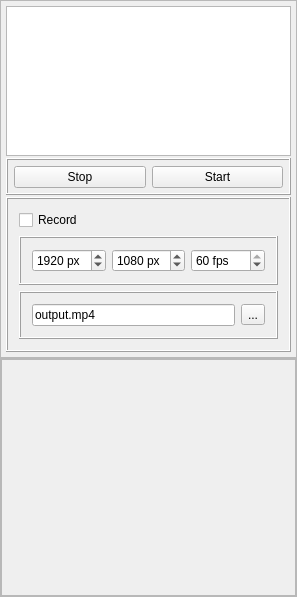
willmh93/QtSim, file src/Options.ui: the form before one commit.
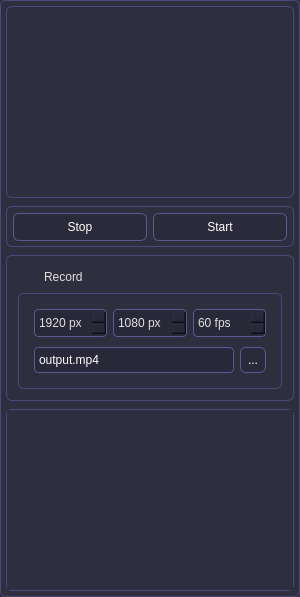
The form after the commit. Custom widgets are drawn as their Qt base class.

Commit message: Refactor for multiple instances (work in progress)

What changed in the file:
```diff
--- a/src/Options.ui
+++ b/src/Options.ui
@@ -6,14 +6,242 @@
    <rect>
     <x>0</x>
     <y>0</y>
-    <width>297</width>
+    <width>300</width>
     <height>597</height>
    </rect>
   </property>
+  <property name="minimumSize">
+   <size>
+    <width>300</width>
+    <height>0</height>
+   </size>
+  </property>
   <property name="windowTitle">
    <string>Options</string>
   </property>
-  <layout class="QVBoxLayout" name="verticalLayout_2" stretch="1,100">
+  <property name="autoFillBackground">
+   <bool>false</bool>
+  </property>
+  <property name="styleSheet">
+   <string notr="true">/* Global Style */
+* {
+    background-color: #2E2E3E;  /* Dark background */
+    color: #E0E0E0;            /* Light gray text */
+    selection-background-color: #7373B9; /* More contrast for selected items */
+    selection-color: #FFFFFF;
+    border: none;
+}
+
+/* Main Window */
+QWidget:not(QScrollBar)  {
+    background-color: #1E1E2E;
+}
+
+/* Frames */
+QFrame {
+    border: 1px solid #4A4A7A; /* Stronger contrast on frame edges */
+    border-radius: 6px;
+}
+
+/* Checkboxes &amp; Radio Buttons */
+/*QCheckBox, QRadioButton {
+    spacing: 4px;
+    padding: 4px;
+}
+
+QCheckBox::indicator, QRadioButton::indicator {
+    width: 16px;
+    height: 16px;
+    border: 1px solid #5A5A8E;
+    background-color: #282838;
+    border-radius: 3px;
+    padding: 4px;
+    margin: 4px;
+}
+
+QCheckBox::indicator:checked, QRadioButton::indicator:checked {
+    background-color: #7373B9;
+    border: 1px solid #9A9ADF;
+}*/
+
+QCheckBox::indicator {
+    width: 12px;
+    height: 12px;
+    border: 4px solid #2E2E3E; /* Makes the checkmark fill smaller */
+    border-radius: 4px;
+    background: #2E2E3E;
+}
+
+QCheckBox::indicator:checked {
+    width: 12px;
+    height: 12px;
+    background: #7373B9;
+    border: 4px solid #2E2E3E; /* Makes the checkmark fill smaller */
+    border-radius: 3px;
+}
+
+
+/* SpinBox */
+QSpinBox {
+    background-color: #282838;
+    color: #E0E0E0;
+    border: 2px solid #5A5A8E;
+    border-radius: 4px;
+    min-height: 22px;
+    font-size: 12px;
+    padding: 2px;
+}
+
+/*QSpinBox::up-button, QSpinBox::down-button {
+    border: 2px solid #5A5A8E;
+    border-radius: 1px;
+    color: #FFFFFF;
+    background: transparent;
+}*/
+
+
+/* Buttons */
+QPushButton {
+    background-color: #2A2A3A;
+    color: #FFFFFF;
+    border: 1px solid #5A5A8E; /* Stronger border */
+    border-radius: 6px;
+    padding: 6px 6px;
+}
+
+QPushButton:hover {
+    background-color: #3A3A5A;
+    border-color: #7373B9;
+}
+
+QPushButton:pressed {
+    background-color: #5A5A8E;
+    border-color: #9A9ADF;
+}
+
+
+QToolButton {
+    background-color: #2A2A3A;
+    color: #FFFFFF;
+    border: 1px solid #5A5A8E; /* Stronger border */
+    border-radius: 6px;
+    padding: 6px 6px;
+}
+
+QToolButton:hover {
+    background-color: #3A3A5A;
+    border-color: #7373B9;
+}
+
+QToolButton:pressed {
+    background-color: #5A5A8E;
+    border-color: #9A9ADF;
+}
+
+
+
+/* Labels */
+QLabel {
+    color: #E0E0E0;
+    border: 0px solid #000000;
+}
+
+/* List Widget &amp; Item Selection */
+QListWidget, QTreeWidget, QTableWidget {
+    background-color: #282838;
+    color: #E0E0E0;
+    border: 1px solid #5A5A8E; /* Stronger border */
+    selection-background-color: #7373B9; /* More visible selection */
+    selection-color: #FFFFFF;
+}
+
+
+/* ComboBox */
+QComboBox {
+    background-color: #282838;
+    color: #E0E0E0;
+    border: 2px solid #5A5A8E; /* Stronger contrast */
+    border-radius: 4px;
+    padding: 2px;
+}
+
+QComboBox QAbstractItemView {
+    background-color: #282838;
+    color: #E0E0E0;
+    border: 2px solid #7373B9;
+    selection-background-color: #7373B9;
+}
+
+/* Scrollbars */
+/*QScrollBar:vertical, QScrollBar:horizontal {
+    background: #2A2A3A;
+    width: 12px;
+    margin: 2px;
+    border-radius: 6px;
+    border: 2px solid #5A5A8E;
+}
+
+QScrollBar::handle:vertical, QScrollBar::handle:horizontal {
+    background: #7373B9;
+    border-radius: 6px;
+}
+
+QScrollBar::handle:vertical:hover, QScrollBar::handle:horizontal:hover {
+    background: #9A9ADF;
+}*/
+
+/* Tabs */
+QTabWidget::pane {
+    border: 2px solid #5A5A8E; /* More contrast */
+    background: #282838;
+}
+
+QTabBar::tab {
+    background: #2A2A3A;
+    padding: 6px;
+    border: 2px solid #5A5A8E;
+    border-radius: 4px;
+}
+
+QTabBar::tab:selected {
+    background: #7373B9;
+    color: #FFFFFF;
+    border-color: #9A9ADF;
+}
+
+/* Progress Bar */
+QProgressBar {
+    background: #282838;
+    color: #E0E0E0;
+    border: 2px solid #5A5A8E; /* More visible border */
+    border-radius: 4px;
+    text-align: center;
+}
+
+QProgressBar::chunk {
+    background: #7373B9;
+}
+
+/* Tooltips */
+QToolTip {
+    background-color: #3A3A5A;
+    color: #FFFFFF;
+    border: 2px solid #5A5A8E;
+    padding: 4px;
+}
+
+/* Line Edits &amp; Text Fields */
+QLineEdit, QTextEdit {
+    background-color: #282838;
+    color: #FFFFFF;
+    border: 2px solid #FFFFFF;
+    outline: none;
+    border-radius: 4px;
+    padding: 4px;
+}
+</string>
+  </property>
+  <layout class="QVBoxLayout" name="verticalLayout_2" stretch="1">
    <property name="spacing">
     <number>0</number>
    </property>
@@ -39,15 +267,18 @@
      </property>
      <item>
       <widget class="QFrame" name="frame">
+       <property name="styleSheet">
+        <string notr="true"/>
+       </property>
        <property name="frameShape">
         <enum>QFrame::Shape::StyledPanel</enum>
        </property>
        <property name="frameShadow">
         <enum>QFrame::Shadow::Raised</enum>
        </property>
-       <layout class="QVBoxLayout" name="verticalLayout_3" stretch="0,0,0">
+       <layout class="QVBoxLayout" name="verticalLayout_3" stretch="0,0,0,0">
         <property name="spacing">
-         <number>2</number>
+         <number>8</number>
         </property>
         <property name="sizeConstraint">
          <enum>QLayout::SizeConstraint::SetDefaultConstraint</enum>
@@ -66,10 +297,22 @@
         </property>
         <item>
          <widget class="QListView" name="simList">
+          <property name="sizePolicy">
+           <sizepolicy hsizetype="Expanding" vsizetype="Fixed">
+            <horstretch>0</horstretch>
+            <verstretch>0</verstretch>
+           </sizepolicy>
+          </property>
           <property name="minimumSize">
            <size>
             <width>0</width>
-            <height>150</height>
+            <height>100</height>
+           </size>
+          </property>
+          <property name="maximumSize">
+           <size>
+            <width>16777215</width>
+            <height>200</height>
            </size>
           </property>
           <property name="baseSize">
@@ -85,6 +328,12 @@
         </item>
         <item>
          <widget class="QFrame" name="horizontalFrame">
+          <property name="maximumSize">
+           <size>
+            <width>16777215</width>
+            <height>50</height>
+           </size>
+          </property>
           <property name="frameShape">
            <enum>QFrame::Shape::Box</enum>
           </property>
@@ -123,6 +372,18 @@
         </item>
         <item>
          <widget class="QFrame" name="frame_record">
+          <property name="sizePolicy">
+           <sizepolicy hsizetype="Preferred" vsizetype="Minimum">
+            <horstretch>0</horstretch>
+            <verstretch>0</verstretch>
+           </sizepolicy>
+          </property>
+          <property name="maximumSize">
+           <size>
+            <width>16777215</width>
+            <height>150</height>
+           </size>
+          </property>
           <property name="frameShape">
            <enum>QFrame::Shape::Box</enum>
           </property>
@@ -135,10 +396,19 @@
              <property name="text">
               <string>Record</string>
              </property>
+             <property name="checkable">
+              <bool>true</bool>
+             </property>
+             <property name="checked">
+              <bool>false</bool>
+             </property>
             </widget>
            </item>
            <item>
             <widget class="QFrame" name="frame_recordOptions">
+             <property name="styleSheet">
+              <string notr="true">padding: 2px; </string>
+             </property>
              <property name="frameShape">
               <enum>QFrame::Shape::NoFrame</enum>
              </property>
@@ -160,6 +430,9 @@
               </property>
               <item>
                <widget class="QFrame" name="frame_3">
+                <property name="styleSheet">
+                 <string notr="true">border: 0px; margin: 0px;</string>
+                </property>
                 <property name="frameShape">
                  <enum>QFrame::Shape::Box</enum>
                 </property>
@@ -167,8 +440,14 @@
                  <enum>QFrame::Shadow::Raised</enum>
                 </property>
                 <layout class="QHBoxLayout" name="horizontalLayout_3">
+                 <property name="bottomMargin">
+                  <number>0</number>
+                 </property>
                  <item>
                   <widget class="QSpinBox" name="spinBox_width">
+                   <property name="styleSheet">
+                    <string notr="true">border: 1px solid #5A5A8E</string>
+                   </property>
                    <property name="suffix">
                     <string> px</string>
                    </property>
@@ -191,6 +470,9 @@
                  </item>
                  <item>
                   <widget class="QSpinBox" name="spinBox_height">
+                   <property name="styleSheet">
+                    <string notr="true">border: 1px solid #5A5A8E</string>
+                   </property>
                    <property name="suffix">
                     <string> px</string>
                    </property>
@@ -210,6 +492,9 @@
                  </item>
                  <item>
                   <widget class="QSpinBox" name="spinBox_fps">
+                   <property name="styleSheet">
+                    <string notr="true">border: 1px solid #5A5A8E</string>
+                   </property>
                    <property name="suffix">
                     <string> fps</string>
                    </property>
@@ -229,6 +514,9 @@
               </item>
               <item>
                <widget class="QFrame" name="frame_5">
+                <property name="styleSheet">
+                 <string notr="true">border: 0px;</string>
+                </property>
                 <property name="frameShape">
                  <enum>QFrame::Shape::Box</enum>
                 </property>
@@ -236,8 +524,20 @@
                  <enum>QFrame::Shadow::Raised</enum>
                 </property>
                 <layout class="QHBoxLayout" name="horizontalLayout_4">
+                 <property name="topMargin">
+                  <number>0</number>
+                 </property>
                  <item>
                   <widget class="QLineEdit" name="lineEdit_output_path">
+                   <property name="minimumSize">
+                    <size>
+                     <width>0</width>
+                     <height>26</height>
+                    </size>
+                   </property>
+                   <property name="styleSheet">
+                    <string notr="true">border: 1px solid #5A5A8E</string>
+                   </property>
                    <property name="text">
                     <string>output.mp4</string>
                    </property>
@@ -245,6 +545,15 @@
                  </item>
                  <item>
                   <widget class="QToolButton" name="toolButton">
+                   <property name="minimumSize">
+                    <size>
+                     <width>26</width>
+                     <height>26</height>
+                    </size>
+                   </property>
+                   <property name="styleSheet">
+                    <string notr="true">border: 1px solid #5A5A8E</string>
+                   </property>
                    <property name="text">
                     <string>...</string>
                    </property>
@@ -259,42 +568,14 @@
           </layout>
          </widget>
         </item>
-       </layout>
-      </widget>
-     </item>
-    </layout>
-   </item>
-   <item>
-    <layout class="QVBoxLayout" name="verticalLayout_5">
-     <property name="spacing">
-      <number>0</number>
-     </property>
-     <item>
-      <widget class="QFrame" name="frame_2">
-       <property name="frameShape">
-        <enum>QFrame::Shape::StyledPanel</enum>
-       </property>
-       <property name="frameShadow">
-        <enum>QFrame::Shadow::Raised</enum>
-       </property>
-       <layout class="QVBoxLayout" name="verticalLayout_6">
-        <property name="spacing">
-         <number>0</number>
-        </property>
-        <property name="leftMargin">
-         <number>0</number>
-        </property>
-        <property name="topMargin">
-         <number>0</number>
-        </property>
-        <property name="rightMargin">
-         <number>0</number>
-        </property>
-        <property name="bottomMargin">
-         <number>0</number>
-        </property>
         <item>
          <widget class="QScrollArea" name="scrollArea">
+          <property name="autoFillBackground">
+           <bool>false</bool>
+          </property>
+          <property name="styleSheet">
+           <string notr="true">QScrollBar { all: unset; }</string>
+          </property>
           <property name="widgetResizable">
            <bool>true</bool>
           </property>
@@ -303,11 +584,35 @@
             <rect>
              <x>0</x>
              <y>0</y>
-             <width>291</width>
-             <height>235</height>
+             <width>284</width>
+             <height>184</height>
             </rect>
            </property>
+           <property name="sizePolicy">
+            <sizepolicy hsizetype="Preferred" vsizetype="Minimum">
+             <horstretch>0</horstretch>
+             <verstretch>1</verstretch>
+            </sizepolicy>
+           </property>
+           <property name="minimumSize">
+            <size>
+             <width>273</width>
+             <height>0</height>
+            </size>
+           </property>
+           <property name="baseSize">
+            <size>
+             <width>0</width>
+             <height>100</height>
+            </size>
+           </property>
+           <property name="styleSheet">
+            <string notr="true">QScrollBar { background: none; border: none; }</string>
+           </property>
            <layout class="QVBoxLayout" name="verticalLayout_8">
+            <property name="sizeConstraint">
+             <enum>QLayout::SizeConstraint::SetMinimumSize</enum>
+            </property>
             <property name="leftMargin">
              <number>2</number>
             </property>
@@ -321,7 +626,17 @@
              <number>2</number>
             </property>
             <item>
-             <widget class="AttributeList" name="attributeList" native="true"/>
+             <widget class="AttributeList" name="attributeList" native="true">
+              <property name="sizePolicy">
+               <sizepolicy hsizetype="Preferred" vsizetype="Preferred">
+                <horstretch>0</horstretch>
+                <verstretch>0</verstretch>
+               </sizepolicy>
+              </property>
+              <property name="styleSheet">
+               <string notr="true">background: transparent;</string>
+              </property>
+             </widget>
             </item>
            </layout>
           </widget>
```
Left out of the diff: 2 changed lines with no effect on the pictures. The commit also changes 36 other files.
